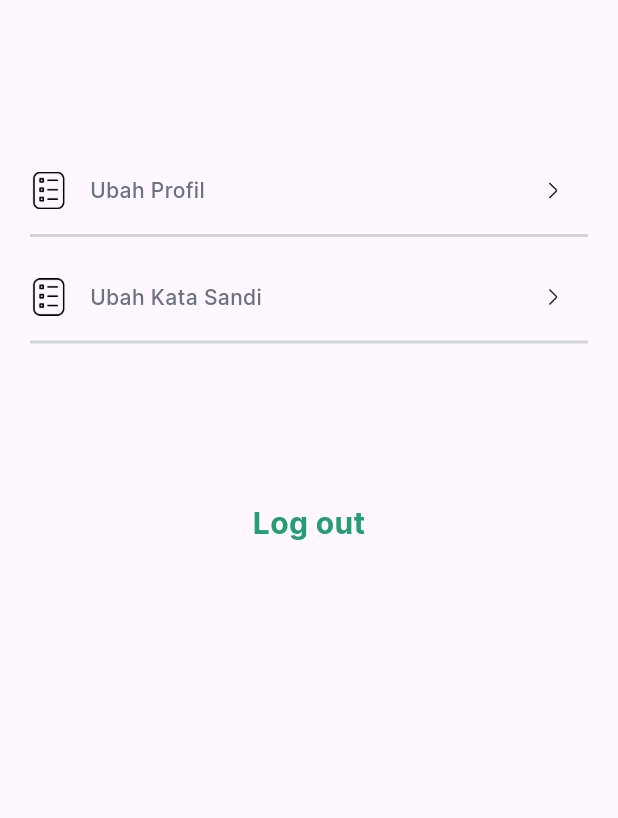
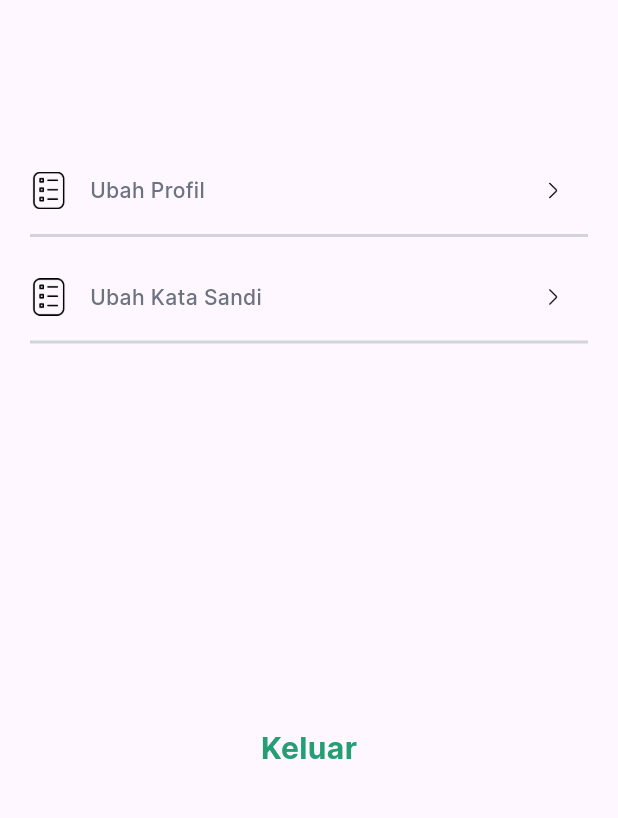
Before and after one commit to Alvian14/project_kucari, a Flutter app: the ProfilScreen screen opened directly with empty values, on a phone screen of 412 x 824 dp, the part 234-1052 px from its top. Run offline on Flutter 3.47's test engine with Material 3 defaults, Android fonts, the phone set to English and light mode, and no system bars; our stand-ins replace firebase_auth, firebase_core, flutter_otp_text_field, get, google_sign_in, image_picker and 1 more; missing offline and left inert: d_method; accounts and stored records are empty; network calls fail.

```diff
--- a/lib/page/beranda/profil_screen.dart
+++ b/lib/page/beranda/profil_screen.dart
@@ -179,7 +179,8 @@ class _ProfilScreenState extends State<ProfilScreen> {
           style: TextStyles.titlehome,
         ),
       ),
-      body: Center(
+      body: SingleChildScrollView(
+        child: Center(
           child: Column(
             children: [
               Stack(
@@ -334,7 +335,7 @@ class _ProfilScreenState extends State<ProfilScreen> {
                 ),
               ),
               ),
-            SizedBox(height: 100),
+              SizedBox(height: 250),
               GestureDetector(
                 onTap: () {
                   showLogoutConfirmationDialog(context);
@@ -343,7 +344,7 @@ class _ProfilScreenState extends State<ProfilScreen> {
                   mainAxisAlignment: MainAxisAlignment.center,
                   children: [
                     Text(
-                    'Log out',
+                      'Keluar',
                       style: TextStyles.titlehome.copyWith(
                         color: AppColors.hijau,
                       ),
@@ -352,6 +353,7 @@ class _ProfilScreenState extends State<ProfilScreen> {
                 ),
               ),
             ],
+          ),
         ),
       ),
     );
--- a/lib/src/ApiService.dart
+++ b/lib/src/ApiService.dart
@@ -1,16 +1,16 @@
 class ApiService {
   static Uri url(url) {
-    Uri Server = Uri.parse("http://172.16.110.59:8000/mobile/" + url);
+    Uri Server = Uri.parse("http://192.168.1.6:8000/mobile/" + url);
     return Server;
   }
 
   static Uri urlApi(url) {
-    Uri server = Uri.parse("http://172.16.110.59:8000/api/" + url);
+    Uri server = Uri.parse("http://192.168.1.6:8000/api/" + url);
     return server;
   }
 
   static String urlGambar(url) {
-    String Server = "http://172.16.110.59/kucari_web/public/mobile/uploads/" + url;
+    String Server = "http://192.168.1.6/kucari_web/public/mobile/uploads/" + url;
     return Server;
   }
 
```
Also changed, not shown: lib/page/beranda/home_screen.dart (+16 -21 lines), lib/page/daftar_screen.dart (+14 -0 lines). Lines whose indentation alone changed are shown as unchanged.
